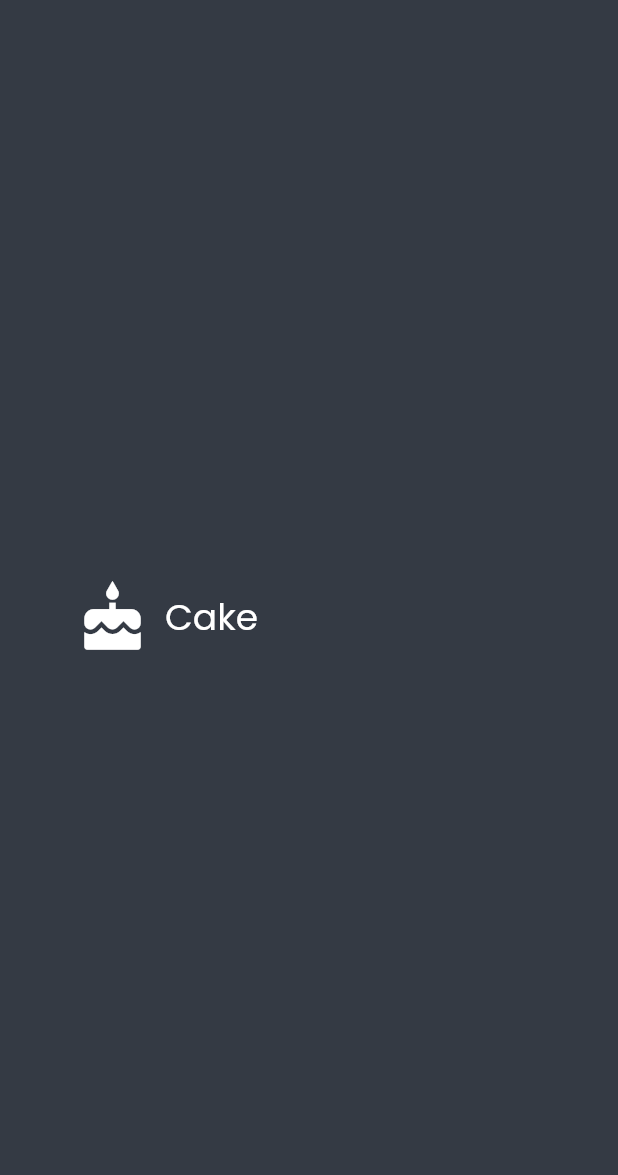
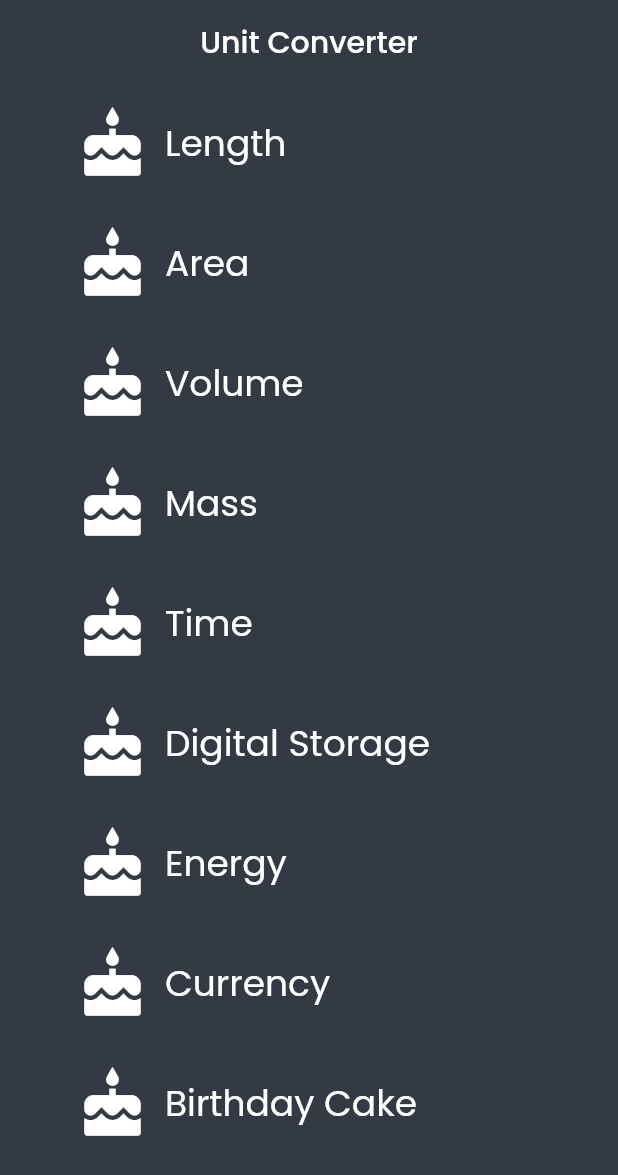
Before and after one commit to Pszione/flutter_udacity_course, a Flutter app: the screen it shows after launch, on a phone screen of 412 x 824 dp. Shown: the top 1175 px of the screen. Run offline on Flutter 3.47's test engine with Material 2 defaults, Android fonts, the phone set to English and light mode, and no system bars; our stand-ins replace google_fonts.

Commit message:
UnitConverter - Course 03 - Categories section, Category model

```diff
--- /dev/null
+++ b/lib/categories_section.dart
@@ -0,0 +1,34 @@
+import 'package:flutter/material.dart';
+
+import 'category.dart';
+import 'main.dart';
+import 'models/category_model.dart';
+
+class CategoriesRoute extends StatelessWidget {
+  const CategoriesRoute({Key? key}) : super(key: key);
+
+  @override
+  Widget build(BuildContext context) {
+    final categories = <Category>[];
+
+    for (var i = 0; i < CategoryModel.categoryNames.length; i++) {
+      categories.add(Category(
+        label: CategoryModel.categoryNames[i],
+        color: CategoryModel.baseColors[i],
+        icon: Icons.cake,
+      ));
+    }
+    return _buildCategoryWidgets(categories);
+  }
+
+  /// For portrait, we construct a [ListView] from the list of category widgets.
+  Widget _buildCategoryWidgets(List<Widget> categories) {
+    return ListView.builder(
+      itemCount: categories.length,
+      itemBuilder: (_, index) => Padding(
+        padding: const EdgeInsets.symmetric(horizontal: kDefaultPadding),
+        child: categories[index],
+      ),
+    );
+  }
+}
--- a/lib/category.dart
+++ b/lib/category.dart
@@ -23,7 +23,7 @@ class Category extends StatelessWidget {
         height: _rowHeight,
         child: InkWell(
           onTap: () {
-            print('clicked');
+            print('I was tapped!');
           },
           borderRadius: _borderRadius,
           highlightColor: color,
--- a/lib/main.dart
+++ b/lib/main.dart
@@ -1,6 +1,8 @@
 import 'package:flutter/material.dart';
 import 'package:flutter_udacity_course/category.dart';
 import 'package:google_fonts/google_fonts.dart';
+
+import 'categories_section.dart';
 
 void main() {
   runApp(const UnitConverterApp());
@@ -15,16 +17,23 @@ class UnitConverterApp extends StatelessWidget {
     return MaterialApp(
       debugShowCheckedModeBanner: false,
       title: 'Unit Converter',
-      home: const Scaffold(
+      home: Scaffold(
         //backgroundColor: Colors.green[100],
-        body: Center(
+        appBar: AppBar(
+          title: const Text('Unit Converter'),
+          centerTitle: true,
+          elevation: 0,
+          automaticallyImplyLeading: true,
+        ),
+        body: const Center(
           child: Padding(
-            padding: EdgeInsets.all(kDefaultPadding),
-            child: Category(
-              label: 'Cake',
-              icon: Icons.cake,
-              color: Colors.green,
-            ),
+            padding: EdgeInsets.zero,
+            child: CategoriesRoute(),
+            // Category(
+            //   label: 'Cake',
+            //   icon: Icons.cake,
+            //   color: Colors.green,
+            // ),
           ),
         ),
       ),
--- /dev/null
+++ b/lib/models/category_model.dart
@@ -0,0 +1,27 @@
+import 'package:flutter/material.dart';
+
+class CategoryModel {
+  static const categoryNames = <String>[
+    'Length',
+    'Area',
+    'Volume',
+    'Mass',
+    'Time',
+    'Digital Storage',
+    'Energy',
+    'Currency',
+    'Birthday Cake'
+  ];
+
+  static const baseColors = <Color>[
+    Colors.teal,
+    Colors.orange,
+    Colors.pinkAccent,
+    Colors.blueAccent,
+    Colors.yellow,
+    Colors.greenAccent,
+    Colors.purpleAccent,
+    Colors.red,
+    Colors.green,
+  ];
+}
```
